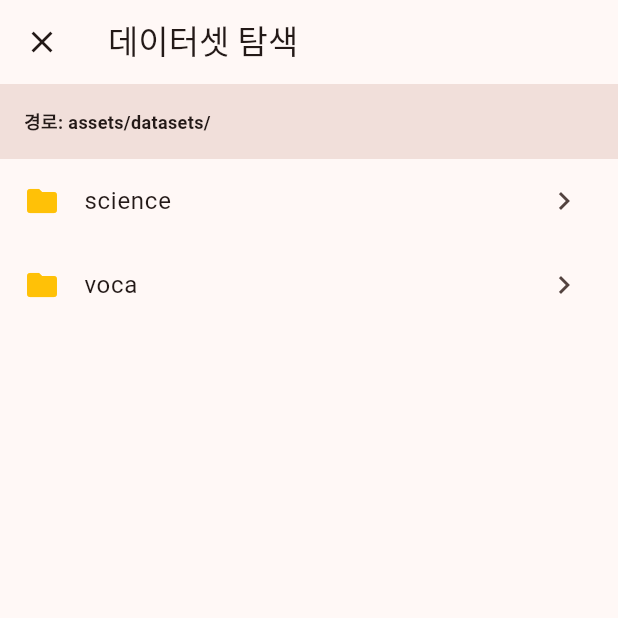
After one commit to jk-hanguk/memory-bread, a Flutter app: the screen it shows after launch, after a tap on "데이터셋 선택하기", on a phone screen of 412 x 824 dp, the top half of it. The commit adds this screen. Run offline on Flutter 3.47's test engine with Material 3 defaults, Android fonts, the phone set to English and light mode, and no system bars; our stand-ins replace shared_preferences.

Commit message:
데이터셋 선택 기능 추가

```diff
--- a/lib/main.dart
+++ b/lib/main.dart
@@ -2,6 +2,7 @@ import 'package:flutter/material.dart';
 import 'screens/learning_screen.dart';
 import 'screens/test_screen.dart';
 import 'screens/dashboard_screen.dart';
+import 'screens/dataset_browser_screen.dart';
 
 void main() {
   runApp(const MemoryBreadApp());
@@ -14,7 +15,6 @@ class MemoryBreadApp extends StatelessWidget {
   Widget build(BuildContext context) {
     return MaterialApp(
       title: '암기빵 (Memory Bread)',
-      // Material 3 기반의 라이트 테마 설정
       theme: ThemeData(
         useMaterial3: true,
         colorScheme: ColorScheme.fromSeed(
@@ -22,7 +22,6 @@ class MemoryBreadApp extends StatelessWidget {
           brightness: Brightness.light,
         ),
       ),
-      // 다크 테마 지원
       darkTheme: ThemeData(
         useMaterial3: true,
         colorScheme: ColorScheme.fromSeed(
@@ -30,15 +29,32 @@ class MemoryBreadApp extends StatelessWidget {
           brightness: Brightness.dark,
         ),
       ),
-      // 시스템 설정에 따라 테마 모드 변경
       themeMode: ThemeMode.system,
       home: const HomeScreen(),
     );
   }
 }
 
-class HomeScreen extends StatelessWidget {
+class HomeScreen extends StatefulWidget {
   const HomeScreen({super.key});
+
+  @override
+  State<HomeScreen> createState() => _HomeScreenState();
+}
+
+class _HomeScreenState extends State<HomeScreen> {
+  String? _selectedDatasetPath;
+
+  void _selectDataset() async {
+    final String? result = await Navigator.of(context).push<String>(
+      MaterialPageRoute(builder: (_) => const DatasetBrowserScreen()),
+    );
+    if (result != null) {
+      setState(() {
+        _selectedDatasetPath = result;
+      });
+    }
+  }
 
   @override
   Widget build(BuildContext context) {
@@ -47,10 +63,13 @@ class HomeScreen extends StatelessWidget {
         title: const Text('암기빵 (Memory Bread)'),
         centerTitle: true,
         actions: [
+          if (_selectedDatasetPath != null)
             IconButton(
               onPressed: () {
                 Navigator.of(context).push(
-                MaterialPageRoute(builder: (_) => const DashboardScreen()),
+                  MaterialPageRoute(
+                    builder: (_) => DashboardScreen(assetPath: _selectedDatasetPath!),
+                  ),
                 );
               },
               icon: const Icon(Icons.dashboard),
@@ -72,42 +91,64 @@ class HomeScreen extends StatelessWidget {
               '암기를 도와드릴까요?',
               style: Theme.of(context).textTheme.headlineMedium,
             ),
-            const SizedBox(height: 40),
+            const SizedBox(height: 10),
+            if (_selectedDatasetPath != null)
+              Container(
+                padding: const EdgeInsets.symmetric(horizontal: 16, vertical: 8),
+                decoration: BoxDecoration(
+                  color: Theme.of(context).colorScheme.primaryContainer,
+                  borderRadius: BorderRadius.circular(20),
+                ),
+                child: Text(
+                  '선택됨: ${_selectedDatasetPath!.split('/').last}',
+                  style: TextStyle(color: Theme.of(context).colorScheme.onPrimaryContainer),
+                ),
+              ),
+            const SizedBox(height: 30),
             ElevatedButton.icon(
-              onPressed: () {
+              onPressed: _selectDataset,
+              icon: const Icon(Icons.folder_open),
+              label: Text(_selectedDatasetPath == null ? '데이터셋 선택하기' : '데이터셋 변경하기'),
+              style: ElevatedButton.styleFrom(
+                backgroundColor: Theme.of(context).colorScheme.secondaryContainer,
+                foregroundColor: Theme.of(context).colorScheme.onSecondaryContainer,
+                padding: const EdgeInsets.symmetric(horizontal: 40, vertical: 15),
+              ),
+            ),
+            const SizedBox(height: 16),
+            ElevatedButton.icon(
+              onPressed: _selectedDatasetPath == null ? null : () {
                 Navigator.of(context).push(
-                  MaterialPageRoute(builder: (_) => const LearningScreen()),
+                  MaterialPageRoute(
+                    builder: (_) => LearningScreen(assetPath: _selectedDatasetPath!),
+                  ),
                 );
               },
               icon: const Icon(Icons.school),
               label: const Text('학습 시작'),
               style: ElevatedButton.styleFrom(
-                padding: const EdgeInsets.symmetric(
-                  horizontal: 40,
-                  vertical: 15,
-                ),
+                padding: const EdgeInsets.symmetric(horizontal: 40, vertical: 15),
                 textStyle: const TextStyle(fontSize: 18),
               ),
             ),
             const SizedBox(height: 16),
             OutlinedButton.icon(
-              onPressed: () {
-                Navigator.of(
-                  context,
-                ).push(MaterialPageRoute(builder: (_) => const TestScreen()));
+              onPressed: _selectedDatasetPath == null ? null : () {
+                Navigator.of(context).push(
+                  MaterialPageRoute(
+                    builder: (_) => TestScreen(assetPath: _selectedDatasetPath!),
+                  ),
+                );
               },
               icon: const Icon(Icons.quiz),
               label: const Text('테스트 시작'),
               style: OutlinedButton.styleFrom(
-                padding: const EdgeInsets.symmetric(
-                  horizontal: 40,
-                  vertical: 15,
-                ),
+                padding: const EdgeInsets.symmetric(horizontal: 40, vertical: 15),
                 textStyle: const TextStyle(fontSize: 18),
               ),
             ),
             const SizedBox(height: 40),
-            const Text('학습한 내용을 확인해 보세요! 🍞'),
+            const Text('학습할 데이터셋을 먼저 선택해 주세요! 🍞'),
           ],
         ),
       ),
--- /dev/null
+++ b/lib/screens/dataset_browser_screen.dart
@@ -0,0 +1,183 @@
+import 'package:flutter/material.dart';
+import '../services/storage_service.dart';
+
+class DatasetBrowserScreen extends StatelessWidget {
+  const DatasetBrowserScreen({super.key});
+
+  @override
+  Widget build(BuildContext context) {
+    return const DatasetBrowserView();
+  }
+}
+
+class DatasetBrowserView extends StatefulWidget {
+  const DatasetBrowserView({super.key});
+
+  @override
+  State<DatasetBrowserView> createState() => _DatasetBrowserViewState();
+}
+
+class _DatasetBrowserViewState extends State<DatasetBrowserView> {
+  final StorageService _storageService = StorageService();
+  List<String> _allDatasetPaths = [];
+  String _currentPath = ''; // 공통 접두사를 찾기 위해 비워둠
+  bool _isLoading = true;
+  String? _errorMessage;
+
+  @override
+  void initState() {
+    super.initState();
+    _loadAllDatasets();
+  }
+
+  Future<void> _loadAllDatasets() async {
+    try {
+      final paths = await _storageService.listDatasets();
+      setState(() {
+        _allDatasetPaths = paths;
+        _isLoading = false;
+        if (paths.isEmpty) {
+          _errorMessage = '데이터셋 파일을 찾을 수 없습니다.\npubspec.yaml 설정을 다시 확인해 주세요.';
+        } else {
+          // 탐색 시작 경로 설정 (모든 경로의 공통 시작 부분 찾기)
+          // 보통 'assets/datasets/' 임
+          if (paths.isNotEmpty) {
+            String firstPath = paths.first;
+            int idx = firstPath.indexOf('datasets/');
+            if (idx != -1) {
+              _currentPath = firstPath.substring(0, idx + 9);
+            } else {
+              _currentPath = firstPath.substring(0, firstPath.lastIndexOf('/') + 1);
+            }
+          }
+        }
+      });
+    } catch (e) {
+      setState(() {
+        _isLoading = false;
+        _errorMessage = '데이터 목록을 불러오는 중 오류가 발생했습니다: $e';
+      });
+    }
+  }
+
+  Map<String, List<String>> _getCurrentItems() {
+    final Set<String> folders = {};
+    final List<String> files = [];
+
+    for (var path in _allDatasetPaths) {
+      if (path.startsWith(_currentPath)) {
+        String relativePath = path.substring(_currentPath.length);
+        List<String> parts = relativePath.split('/');
+
+        if (parts.length > 1) {
+          folders.add(parts[0]);
+        } else if (parts.isNotEmpty && parts[0].isNotEmpty) {
+          files.add(path);
+        }
+      }
+    }
+    return {'folders': folders.toList()..sort(), 'files': files..sort()};
+  }
+
+  void _goBack() {
+    // datasets/ 최상위보다 더 뒤로 갈 수 없도록 제한
+    if (!_currentPath.contains('datasets/') || _currentPath.endsWith('datasets/')) return;
+
+    String temp = _currentPath.substring(0, _currentPath.length - 1);
+    int lastSlash = temp.lastIndexOf('/');
+    setState(() {
+      _currentPath = _currentPath.substring(0, lastSlash + 1);
+    });
+  }
+
+  @override
+  Widget build(BuildContext context) {
+    return Scaffold(
+      appBar: AppBar(
+        title: const Text('데이터셋 탐색'),
+        leading: _currentPath.contains('datasets/') && !_currentPath.endsWith('datasets/')
+            ? IconButton(icon: const Icon(Icons.arrow_back), onPressed: _goBack)
+            : IconButton(icon: const Icon(Icons.close), onPressed: () => Navigator.pop(context)),
+      ),
+      body: _isLoading
+          ? const Center(child: CircularProgressIndicator())
+          : _errorMessage != null
+              ? Center(
+                  child: Padding(
+                    padding: const EdgeInsets.all(20.0),
+                    child: Column(
+                      mainAxisAlignment: MainAxisAlignment.center,
+                      children: [
+                        const Icon(Icons.error_outline, size: 60, color: Colors.red),
+                        const SizedBox(height: 16),
+                        Text(_errorMessage!, textAlign: TextAlign.center),
+                        const SizedBox(height: 24),
+                        ElevatedButton(
+                          onPressed: () {
+                            setState(() {
+                              _isLoading = true;
+                              _errorMessage = null;
+                            });
+                            _loadAllDatasets();
+                          },
+                          child: const Text('다시 시도'),
+                        ),
+                      ],
+                    ),
+                  ),
+                )
+              : Column(
+                  children: [
+                    Container(
+                      width: double.infinity,
+                      padding: const EdgeInsets.all(16),
+                      color: Theme.of(context).colorScheme.surfaceContainerHighest,
+                      child: Text(
+                        '경로: $_currentPath',
+                        style: const TextStyle(fontWeight: FontWeight.bold, fontSize: 12),
+                      ),
+                    ),
+                    Expanded(
+                      child: _buildItemList(),
+                    ),
+                  ],
+                ),
+    );
+  }
+
+  Widget _buildItemList() {
+    final items = _getCurrentItems();
+    final folders = items['folders']!;
+    final files = items['files']!;
+
+    if (folders.isEmpty && files.isEmpty) {
+      return const Center(child: Text('이 폴더에는 데이터셋이 없습니다.'));
+    }
+
+    return ListView(
+      children: [
+        ...folders.map((folder) => ListTile(
+              leading: const Icon(Icons.folder, color: Colors.amber),
+              title: Text(folder),
+              trailing: const Icon(Icons.chevron_right),
+              onTap: () {
+                setState(() {
+                  _currentPath = '$_currentPath$folder/';
+                });
+              },
+            )),
+        ...files.map((file) {
+          final fileName = file.split('/').last;
+          return ListTile(
+            leading: const Icon(Icons.description, color: Colors.blue),
+            title: Text(fileName),
+            subtitle: Text(file, style: const TextStyle(fontSize: 10)),
+            onTap: () {
+              Navigator.of(context).pop(file);
+            },
+          );
+        }),
+      ],
+    );
+  }
+}
--- a/lib/services/storage_service.dart
+++ b/lib/services/storage_service.dart
@@ -2,38 +2,65 @@ import 'dart:convert';
 import 'package:flutter/services.dart';
 import 'package:shared_preferences/shared_preferences.dart';
 import '../models/card_item.dart';
+import 'dart:developer' as developer;
 
 class StorageService {
-  static const String _progressKey = 'memory_bread_progress';
+  static const String _progressKeyPrefix = 'memory_bread_progress_';
 
-  // 정적 데이터(assets/data.json)와 저장된 진행 상황을 결합하여 로드
-  Future<List<CardItem>> loadCards() async {
-    // 1. JSON 파일 로드
-    final String jsonString = await rootBundle.loadString('assets/data.json');
+  Future<List<CardItem>> loadCards(String assetPath) async {
+    try {
+      final String jsonString = await rootBundle.loadString(assetPath);
       final List<dynamic> jsonList = json.decode(jsonString);
 
-    // 2. LocalStorage에서 진행 상황 로드
       final prefs = await SharedPreferences.getInstance();
-    final String? progressString = prefs.getString(_progressKey);
+      final String progressKey = _progressKeyPrefix + assetPath;
+      final String? progressString = prefs.getString(progressKey);
       final Map<String, dynamic> progressMap = progressString != null
           ? json.decode(progressString)
           : {};
 
-    // 3. 결합하여 CardItem 리스트 생성
       return jsonList.map((json) {
         final String id = json['id'];
         return CardItem.fromJson(json, progressMap[id]);
       }).toList();
+    } catch (e) {
+      developer.log('Error loading cards: $e', name: 'StorageService');
+      return [];
+    }
   }
 
-  // 진행 상황 저장
-  Future<void> saveProgress(List<CardItem> cards) async {
+  Future<void> saveProgress(String assetPath, List<CardItem> cards) async {
     final Map<String, dynamic> progressMap = {};
     for (var card in cards) {
       progressMap[card.id] = card.toProgressJson();
     }
 
     final prefs = await SharedPreferences.getInstance();
-    await prefs.setString(_progressKey, json.encode(progressMap));
+    final String progressKey = _progressKeyPrefix + assetPath;
+    await prefs.setString(progressKey, json.encode(progressMap));
+  }
+
+  // 최신 Flutter 3.10+ 공식 AssetManifest API 사용
+  Future<List<String>> listDatasets() async {
+    try {
+      // AssetManifest 라이브러리를 사용하여 안전하게 자산 목록 로드
+      final AssetManifest manifest = await AssetManifest.loadFromAssetBundle(rootBundle);
+      final List<String> allAssets = manifest.listAssets();
+
+      final List<String> datasets = allAssets
+          .where((String key) {
+            final lowerKey = key.toLowerCase();
+            return lowerKey.contains('datasets/') && lowerKey.endsWith('.json');
+          })
+          .toList();
+
+      developer.log('Total Assets (via Official API): ${allAssets.length}', name: 'StorageService');
+      developer.log('Dataset Files Found: $datasets', name: 'StorageService');
+
+      return datasets;
+    } catch (e) {
+      developer.log('Critical Error using AssetManifest API: $e', name: 'StorageService');
+      return [];
     }
   }
+}
```
Also changed, not shown: assets/datasets/voca/middle/2026-02-01.voca.json (added, +12 -0 lines), assets/datasets/voca/middle/2026-02-02.voca.json (added, +12 -0 lines), lib/screens/dashboard_screen.dart (+49 -71 lines), lib/screens/learning_screen.dart (+12 -13 lines), lib/screens/test_screen.dart (+5 -11 lines), pubspec.yaml (+3 -66 lines), assets/datasets/science/chemistry/element.json (renamed from assets/data.json). Lines whose indentation alone changed are shown as unchanged.
